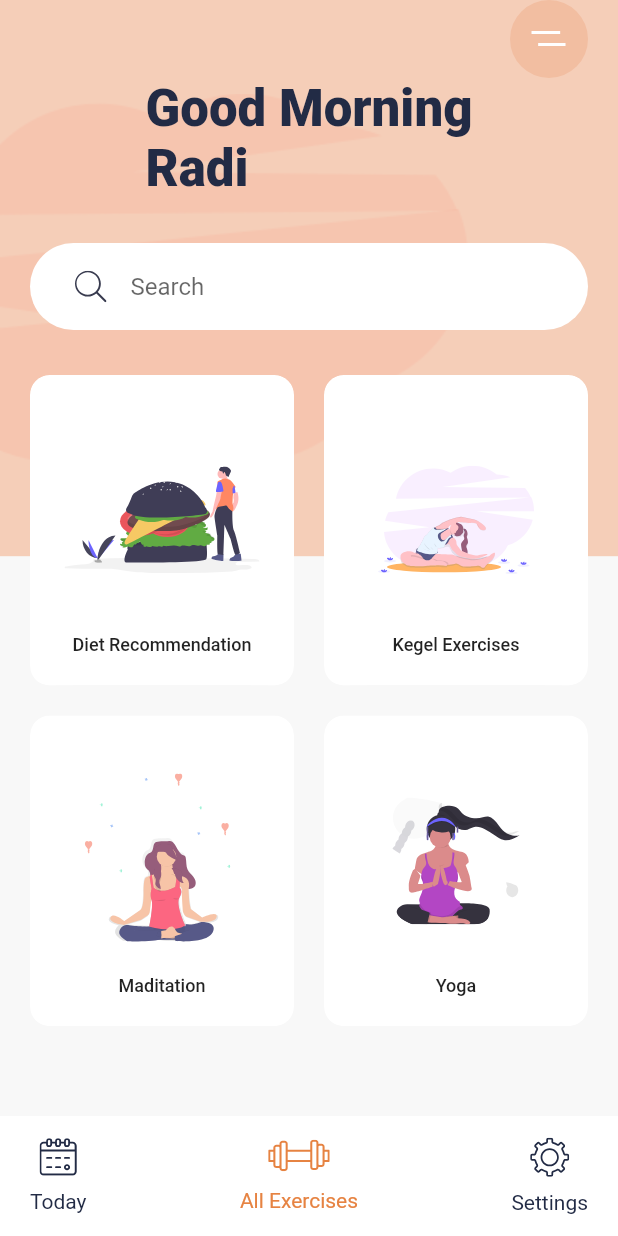
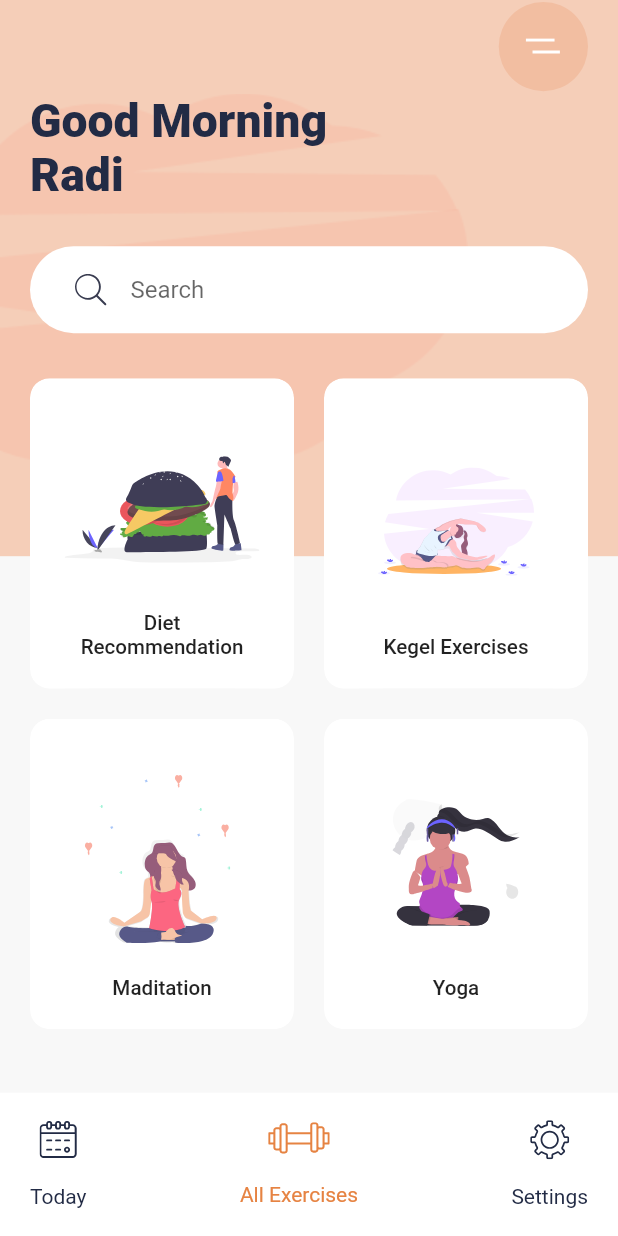
Before and after one commit to RadiRS/flutter-ui, a Flutter app: the screen it shows after launch, on a phone screen of 412 x 824 dp. Run offline on Flutter 3.47's test engine with Material 2 defaults, Android fonts, the phone set to English and light mode, and no system bars; our stand-ins replace flutter_screenutil, flutter_svg.

Commit message:
Installed & tested flutter_screenutil

```diff
--- a/lib/main.dart
+++ b/lib/main.dart
@@ -1,4 +1,5 @@
 import 'package:flutter/material.dart';
+import 'package:flutter_screenutil/flutter_screenutil.dart';
 import 'package:flutter_ui/constants.dart';
 import 'package:flutter_ui/screens/home_screen.dart';
 
@@ -9,15 +10,21 @@ void main() {
 class MyApp extends StatelessWidget {
   @override
   Widget build(BuildContext context) {
+    return ScreenUtilInit(
+      designSize: Size(360, 690),
+      builder: () {
         return MaterialApp(
           debugShowCheckedModeBanner: false,
           title: 'Flutter UI',
           theme: ThemeData(
             fontFamily: "Cairo",
             scaffoldBackgroundColor: kBackgroundColor,
-        textTheme: Theme.of(context).textTheme.apply(displayColor: kTextColor),
+            textTheme:
+                Theme.of(context).textTheme.apply(displayColor: kTextColor),
           ),
           home: HomeScreen(),
         );
+      },
+    );
   }
 }
--- a/lib/screens/home_screen.dart
+++ b/lib/screens/home_screen.dart
@@ -1,4 +1,5 @@
 import 'package:flutter/material.dart';
+import 'package:flutter_screenutil/flutter_screenutil.dart';
 import 'package:flutter_svg/flutter_svg.dart';
 import 'package:flutter_ui/widgets/bottom_nav_bar.dart';
 import 'package:flutter_ui/widgets/category_card.dart';
@@ -19,12 +20,13 @@ class HomeScreen extends StatelessWidget {
             child: Padding(
               padding: const EdgeInsets.symmetric(horizontal: 20),
               child: Column(
+                crossAxisAlignment: CrossAxisAlignment.start,
                 children: [
                   Align(
                     alignment: Alignment.topRight,
                     child: Container(
-                      height: 52,
-                      width: 52,
+                      height: 52.h,
+                      width: 52.w,
                       alignment: Alignment.center,
                       decoration: BoxDecoration(
                         color: Color(0xFFF2BEA1),
@@ -35,10 +37,11 @@ class HomeScreen extends StatelessWidget {
                   ),
                   Text(
                     'Good Morning\nRadi',
-                    style: Theme.of(context)
-                        .textTheme
-                        .headline4
-                        ?.copyWith(fontWeight: FontWeight.w900),
+                    textAlign: TextAlign.start,
+                    style: Theme.of(context).textTheme.headline4?.copyWith(
+                          fontWeight: FontWeight.w900,
+                          fontSize: 27.sp,
+                        ),
                   ),
                   _buildSearchInput(),
                   _buildCategoryMenu(),
--- a/lib/widgets/bottom_nav_bar.dart
+++ b/lib/widgets/bottom_nav_bar.dart
@@ -1,4 +1,5 @@
 import 'package:flutter/material.dart';
+import 'package:flutter_screenutil/flutter_screenutil.dart';
 import 'package:flutter_svg/flutter_svg.dart';
 import 'package:flutter_ui/constants.dart';
 
@@ -14,7 +15,7 @@ class BottomNavBar extends StatelessWidget {
         horizontal: 20,
         vertical: 10,
       ),
-      height: 80,
+      height: 80.h,
       color: Colors.white,
       child: Row(
         mainAxisAlignment: MainAxisAlignment.spaceBetween,
--- a/lib/widgets/category_card.dart
+++ b/lib/widgets/category_card.dart
@@ -1,4 +1,5 @@
 import 'package:flutter/material.dart';
+import 'package:flutter_screenutil/flutter_screenutil.dart';
 import 'package:flutter_svg/flutter_svg.dart';
 import 'package:flutter_ui/constants.dart';
 
@@ -48,7 +49,7 @@ class CategoryCard extends StatelessWidget {
                     style: Theme.of(context)
                         .textTheme
                         .headline6
-                        ?.copyWith(fontSize: 12),
+                        ?.copyWith(fontSize: 12.sp),
                   ),
                 ],
               ),
--- a/pubspec.yaml
+++ b/pubspec.yaml
@@ -12,6 +12,7 @@ dependencies:
   flutter:
     sdk: flutter
   cupertino_icons: ^1.0.2
+  flutter_screenutil: ^5.0.0+2
   flutter_svg: ^0.22.0
 
 dev_dependencies:
```
Also changed, not shown: pubspec.lock. Lines whose indentation alone changed are shown as unchanged.
